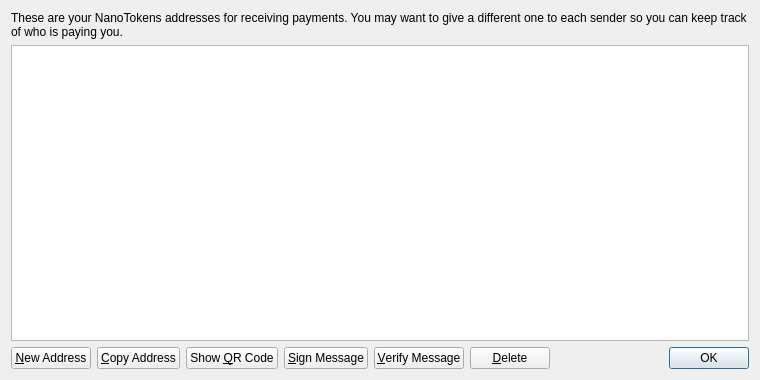
Above: src/qt/forms/addressbookpage.ui from elrapido80/nanotoken before the change. Below: the same form after it.
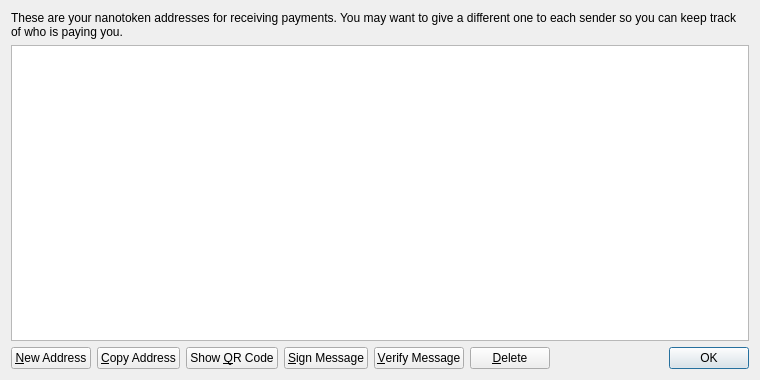
That is the form after the change. Icons and pictures are not drawn.

Commit message: final update to nanotoken. think it finally works.

Patch:
```diff
--- a/src/qt/forms/addressbookpage.ui
+++ b/src/qt/forms/addressbookpage.ui
@@ -17,7 +17,7 @@
    <item>
     <widget class="QLabel" name="labelExplanation">
      <property name="text">
-      <string>These are your NanoTokens addresses for receiving payments. You may want to give a different one to each sender so you can keep track of who is paying you.</string>
+      <string>These are your nanotoken addresses for receiving payments. You may want to give a different one to each sender so you can keep track of who is paying you.</string>
      </property>
      <property name="textFormat">
       <enum>Qt::PlainText</enum>
```
Left out of the diff: 4 changed lines with no effect on the pictures. The commit also changes 256 other files.
